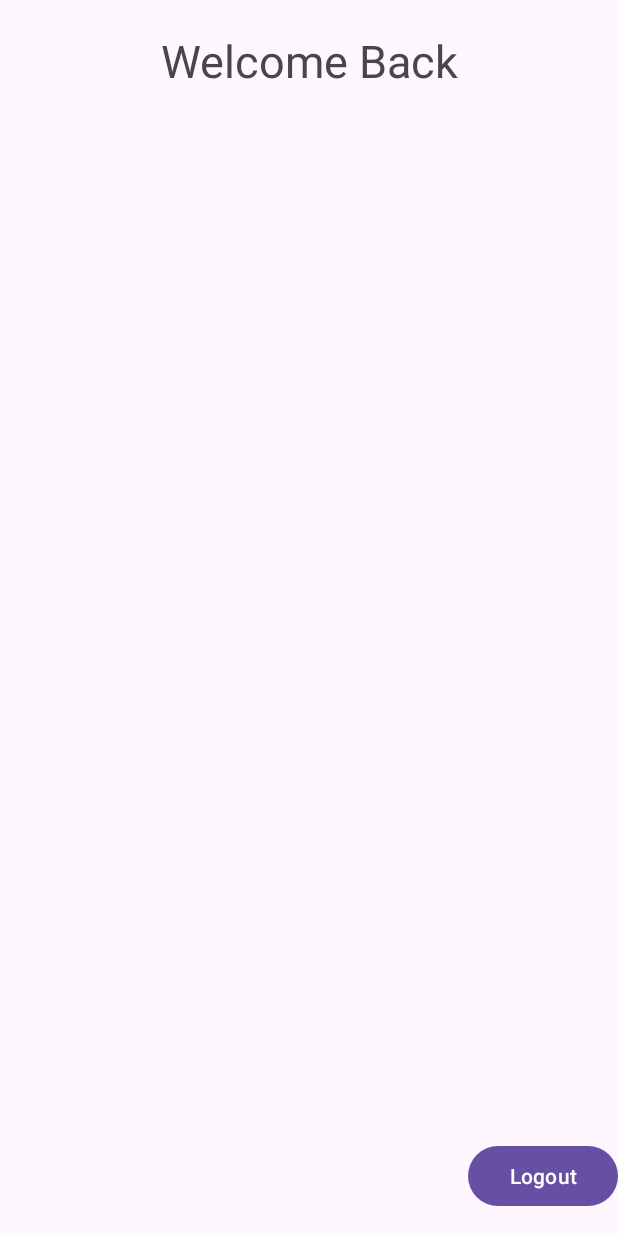
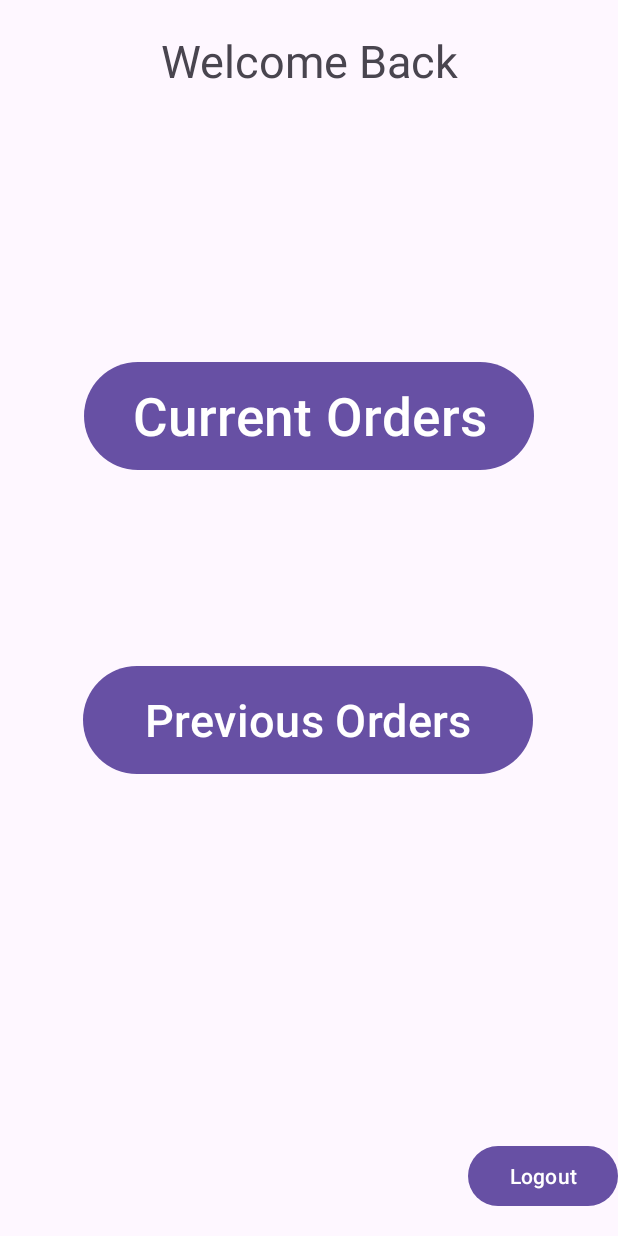
Before and after one commit to DylanBeach25/ShopstrisRepaired, an Android app: the LandingPage screen opened directly, with no data from a screen before it, on a phone screen of 412 x 824 dp. Run offline under Robolectric (Android 15) with nearby library versions, the phone set to English and light mode, and no system bars; our stand-ins replace Room's generated code; 1 statement that could not run was skipped.

Commit message:
Made users able to mark an account as admin, made it so behavior on landing page differs based on user's admin status.

```diff
--- a/app/src/main/java/com/example/myapplication/LandingPage.java
+++ b/app/src/main/java/com/example/myapplication/LandingPage.java
@@ -15,6 +15,9 @@ public class LandingPage extends AppCompatActivity {
 
     TextView mDisplayName;
     Button mLogoutButton;
+    Button mCurOrder;
+    Button mPrevOrder;
+    Button mAdminTools;
 
     public static final String SHARED_PREFS = "sharedPrefs";
 
@@ -35,9 +38,14 @@ public class LandingPage extends AppCompatActivity {
 
         mDisplayName = mLandingPageBinding.displayName;
         mLogoutButton = mLandingPageBinding.logoutButton;
+        mCurOrder = mLandingPageBinding.currentOrders;
+        mPrevOrder = mLandingPageBinding.previousOrders;
+        mAdminTools = mLandingPageBinding.adminTools;
 
         mDisplayName.setText(sharedPreferences.getString("name",""));
         //mDisplayName.setText(getIntent().getStringExtra("displayName"));
+
+        checkForAdmin();
 
         mLogoutButton.setOnClickListener(new View.OnClickListener() {
             @Override
@@ -55,4 +63,15 @@ public class LandingPage extends AppCompatActivity {
             }
         });
     }
+
+    private void checkForAdmin() {
+        UserDatabase userDatabase = UserDatabase.getUserDatabase(getApplicationContext());
+        UserDao userDao = userDatabase.userDao();
+        if(userDao.getUser(mDisplayName.getText().toString()).getAdminStatus().equals("yes"))
+        {
+            mAdminTools.setVisibility(View.VISIBLE);
+        } else {
+            mAdminTools.setVisibility(View.INVISIBLE);
+        }
+    }
 }
--- a/app/src/main/java/com/example/myapplication/UserDatabase.java
+++ b/app/src/main/java/com/example/myapplication/UserDatabase.java
@@ -6,7 +6,7 @@ import androidx.room.Database;
 import androidx.room.Room;
 import androidx.room.RoomDatabase;
 
-@Database(entities = {UserEntity.class},version = 1)
+@Database(entities = {UserEntity.class},version = 2)
 public abstract class UserDatabase extends RoomDatabase {
 
     private static final String dbName = "user";
--- a/app/src/main/res/layout/activity_landing_page.xml
+++ b/app/src/main/res/layout/activity_landing_page.xml
@@ -30,6 +30,48 @@
         app:layout_constraintRight_toRightOf="parent"
         tools:layout_editor_absoluteX="295dp" />
 
+    <Button
+        android:id="@+id/current_orders"
+        android:layout_width="300dp"
+        android:layout_height="80dp"
+        android:layout_marginStart="55dp"
+        android:layout_marginTop="10dp"
+        android:layout_marginEnd="55dp"
+        android:layout_marginBottom="10dp"
+        android:text="@string/current_orders"
+        android:textSize="35sp"
+        app:layout_constraintBottom_toTopOf="@+id/previous_orders"
+        app:layout_constraintEnd_toEndOf="parent"
+        app:layout_constraintStart_toStartOf="parent"
+        app:layout_constraintTop_toBottomOf="@id/display_name" />
+
+    <Button
+        android:id="@+id/previous_orders"
+        android:layout_width="300dp"
+        android:layout_height="80dp"
+        android:text="@string/previous_orders"
+        android:textSize="30sp"
+        app:layout_constraintBottom_toTopOf="@id/admin_tools"
+        app:layout_constraintEnd_toEndOf="parent"
+        app:layout_constraintHorizontal_bias="0.495"
+        app:layout_constraintStart_toStartOf="parent"
+        app:layout_constraintTop_toBottomOf="@id/current_orders" />
+
+    <Button
+        android:id="@+id/admin_tools"
+        android:layout_width="300dp"
+        android:layout_height="80dp"
+        android:text="@string/admin_tools"
+        android:textSize="30sp"
+        tools:layout_editor_absoluteX="55dp"
+        tools:layout_editor_absoluteY="404dp"
+        android:visibility="invisible"
+        tools:visibility="visible"
+        app:layout_constraintTop_toBottomOf="@id/previous_orders"
+        app:layout_constraintBottom_toBottomOf="parent"
+        app:layout_constraintStart_toStartOf="parent"
+        app:layout_constraintEnd_toEndOf="parent"/>
+
     <TextView
         android:id="@+id/display_name"
         android:layout_width="0dp"
@@ -38,6 +80,7 @@
         android:layout_marginStart="20dp"
         android:layout_marginTop="136dp"
         android:layout_marginEnd="20dp"
+        android:textSize="25sp"
         android:gravity="center"
         app:layout_constraintEnd_toEndOf="parent"
         app:layout_constraintHorizontal_bias="0.0"
--- a/app/src/main/res/values/strings.xml
+++ b/app/src/main/res/values/strings.xml
@@ -8,4 +8,8 @@
     <string name="login">Login</string>
     <string name="welcome_back">Welcome Back</string>
     <string name="logout">Logout</string>
+    <string name="admin">Admin?</string>
+    <string name="current_orders">Current Orders</string>
+    <string name="previous_orders">Previous Orders</string>
+    <string name="admin_tools">Admin Tools</string>
 </resources>
```
Also changed, not shown: app/src/main/java/com/example/myapplication/CreateUser.java (+10 -0 lines), app/src/main/java/com/example/myapplication/UserEntity.java (+11 -0 lines), app/src/main/res/layout/activity_create_user.xml (+15 -2 lines).
